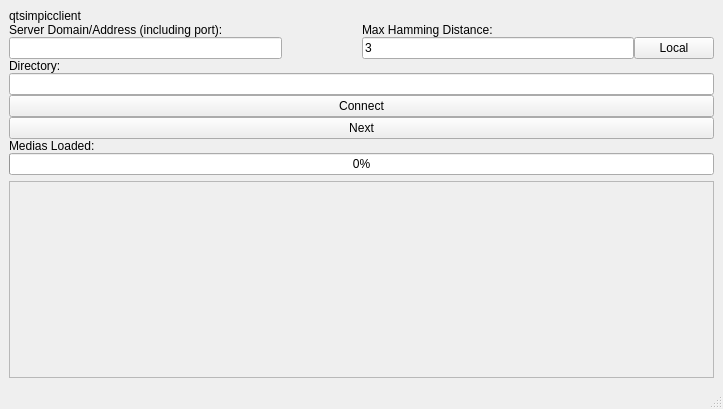
Before: the Qt Designer form mainwindow.ui in emilarner/qtsimpicclient, drawn with Qt 5.
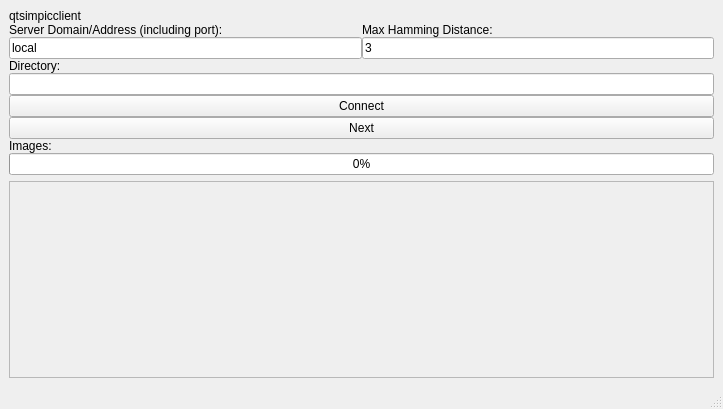
After: the same form once the commit is applied.

```diff
--- a/mainwindow.ui
+++ b/mainwindow.ui
@@ -52,24 +52,11 @@
           <property name="toolTip">
            <string>&lt;html&gt;&lt;head/&gt;&lt;body&gt;&lt;p&gt;The ip:port or domain:port format of the Simpic server to connect to.&lt;/p&gt;&lt;/body&gt;&lt;/html&gt;</string>
           </property>
+          <property name="text">
+           <string>local</string>
+          </property>
          </widget>
         </item>
-        <item>
-         <spacer name="horizontalSpacer">
-          <property name="orientation">
-           <enum>Qt::Horizontal</enum>
-          </property>
-          <property name="sizeType">
-           <enum>QSizePolicy::Fixed</enum>
-          </property>
-          <property name="sizeHint" stdset="0">
-           <size>
-            <width>80</width>
-            <height>20</height>
-           </size>
-          </property>
-         </spacer>
-        </item>
         <item>
          <widget class="QLineEdit" name="hammingDistance">
           <property name="toolTip">
@@ -80,16 +67,6 @@
           </property>
          </widget>
         </item>
-        <item>
-         <widget class="QPushButton" name="localConnection">
-          <property name="toolTip">
-           <string extracomment="Connect to a ran local instance, instead of connecting to an existing server.">&lt;html&gt;&lt;head/&gt;&lt;body&gt;&lt;p&gt;Connect to a ran local instance, instead of connecting to an existing server. So don't enter anything in for the server domain and address, you won't need it.&lt;/p&gt;&lt;/body&gt;&lt;/html&gt;</string>
-          </property>
-          <property name="text">
-           <string>Local</string>
-          </property>
-         </widget>
-        </item>
        </layout>
       </item>
       <item>
@@ -129,7 +106,7 @@
       <item>
        <widget class="QLabel" name="label_4">
         <property name="text">
-         <string>Medias Loaded: </string>
+         <string>Images: </string>
         </property>
        </widget>
       </item>
```
Left out of the diff: 2 changed lines with no effect on the pictures.
